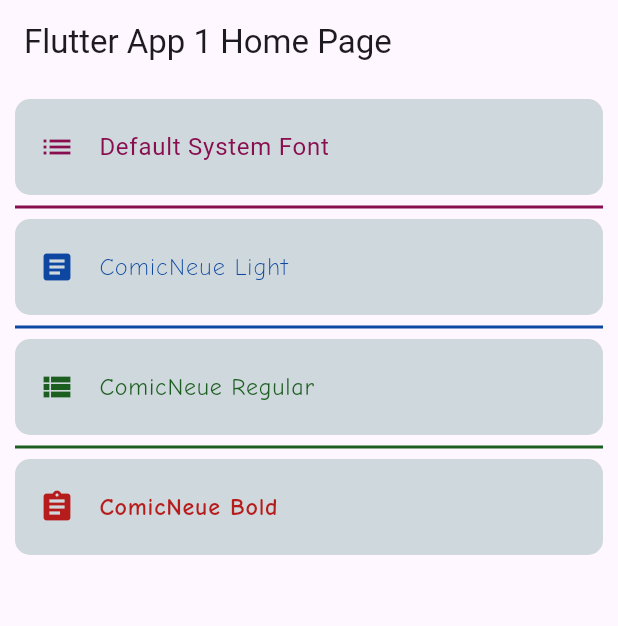
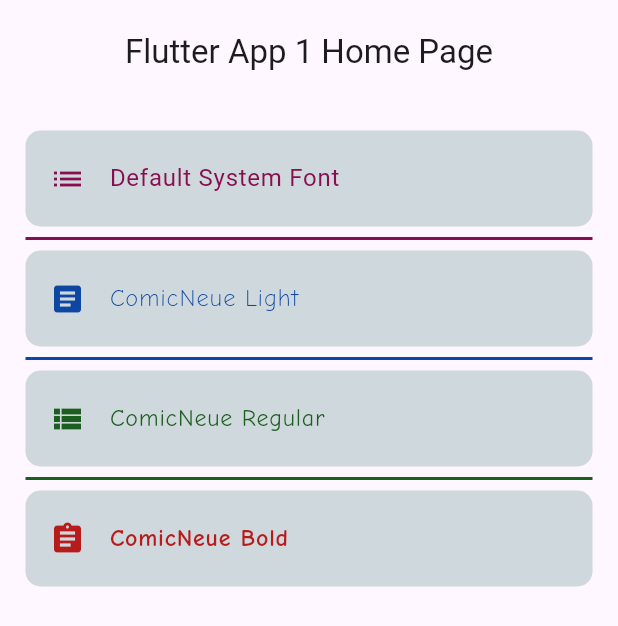
Before and after one commit to zhou0248/flutterApp1, a Flutter app: the screen it shows after launch, on a phone screen of 412 x 824 dp. Shown: the top 626 px of the screen. Run offline on Flutter 3.47's test engine with Material 3 defaults, Android fonts, the phone set to English and light mode, and no system bars.

Commit message:
save changes to app bar

```diff
--- a/lib/screens/home_screen.dart
+++ b/lib/screens/home_screen.dart
@@ -8,10 +8,13 @@ class MyHomePage extends StatelessWidget {
   Widget build(BuildContext context) {
     return Scaffold(
         appBar: AppBar(
-          title: const Text('Flutter App 1 Home Page'),
+          title: const Center(
+            child: Text('Flutter App 1 Home Page'),
+          ),
+          toolbarHeight: 70,
         ),
         body: Padding(
-          padding: const EdgeInsets.all(10.0),
+          padding: const EdgeInsets.all(17.0),
           child: FontList(),
         ));
   }
```
